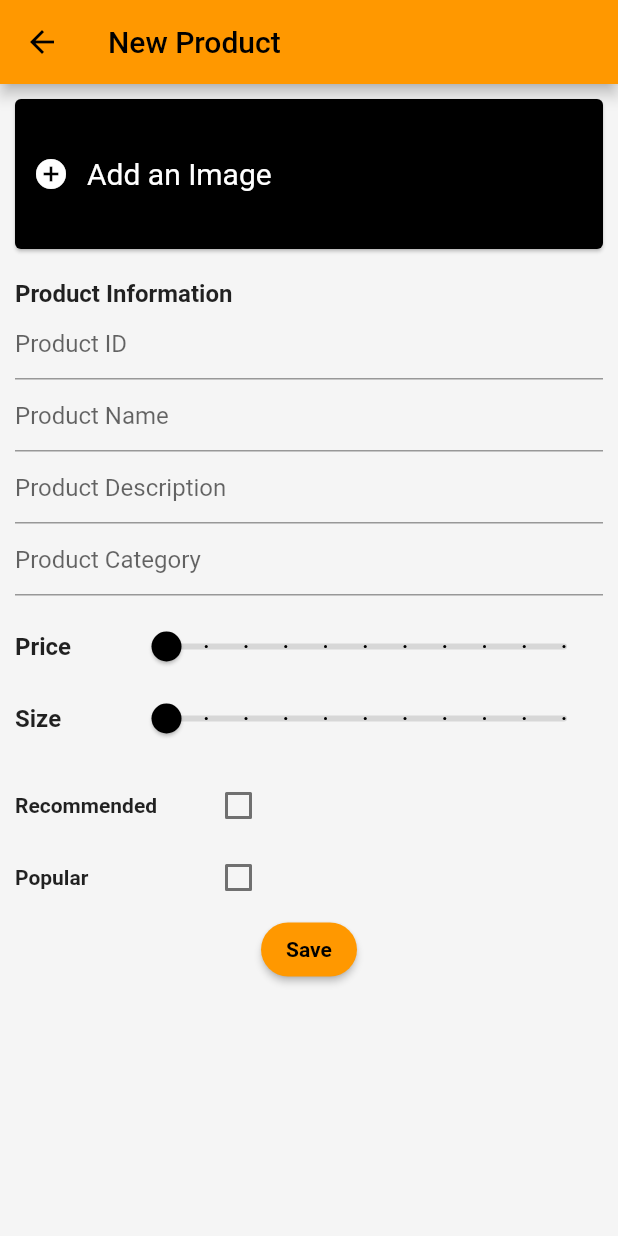
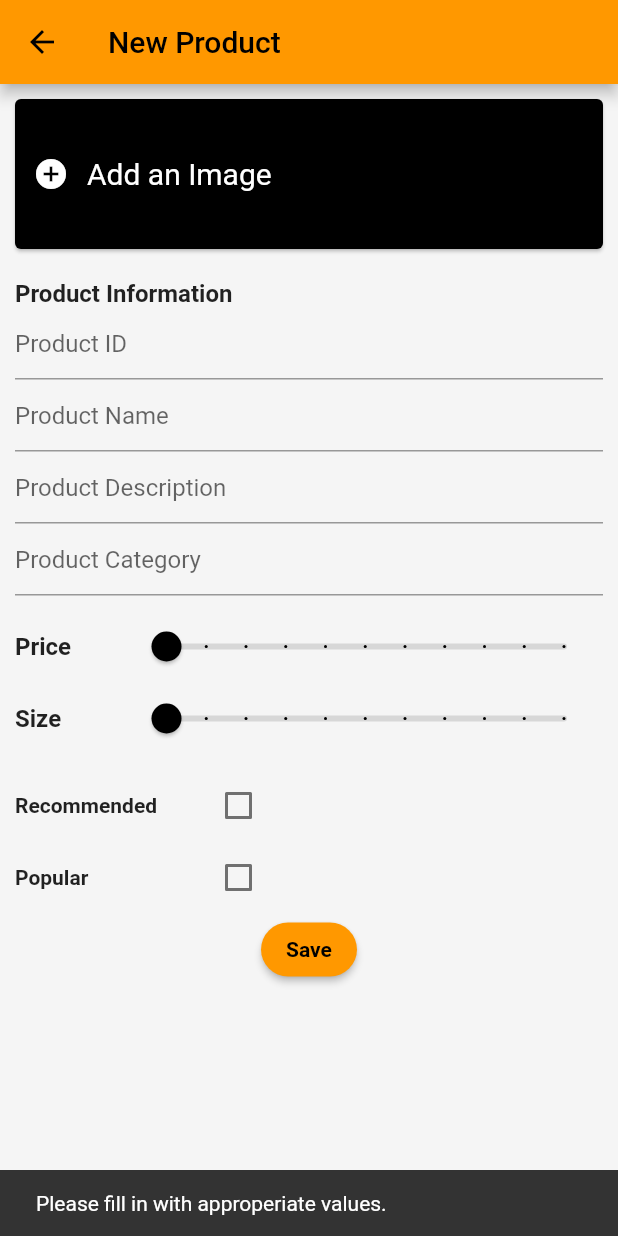
Before and after one commit to softtechforgeeks/Food-Bazaar-App, a Flutter app: the NewProductScreen screen opened by its route, after a tap on "Save", on a phone screen of 412 x 824 dp. Run offline on Flutter 3.47's test engine with Material 2 defaults, Android fonts, the phone set to English and light mode, and no system bars; our stand-ins replace cloud_firestore, equatable, firebase_auth, firebase_core, firebase_storage, flutter_svg and 6 more; missing offline and left inert: cloud_firestore_web, firebase_analytics_web, firebase_auth_web, firebase_core_web, firebase_storage_web, image_picker_for_web; accounts and stored records are empty; project files that could hold a hidden picture were left out.

Commit message:
Error Msg On Save Button

```diff
--- a/lib/generated_plugin_registrant.dart
+++ b/lib/generated_plugin_registrant.dart
@@ -4,6 +4,7 @@
 
 // ignore_for_file: directives_ordering
 // ignore_for_file: lines_longer_than_80_chars
+// ignore_for_file: depend_on_referenced_packages
 
 import 'package:cloud_firestore_web/cloud_firestore_web.dart';
 import 'package:firebase_analytics_web/firebase_analytics_web.dart';
--- a/lib/new_product_screen.dart
+++ b/lib/new_product_screen.dart
@@ -12,7 +12,7 @@ import 'models/model.dart';
 // ignore: must_be_immutable
 
 class NewProductScreen extends StatefulWidget {
-  NewProductScreen({Key? key}) : super(key: key);
+  const NewProductScreen({Key? key}) : super(key: key);
 
   @override
   State<NewProductScreen> createState() => _NewProductScreenState();
@@ -57,8 +57,6 @@ class _NewProductScreenState extends State<NewProductScreen> {
                                 content: Text('No Image was selected'),
                               ),
                             );
-                            Fluttertoast.showToast(
-                                msg: "No Image was selected");
                           }
 
                           if (_image != null) {
@@ -71,8 +69,12 @@ class _NewProductScreenState extends State<NewProductScreen> {
                                 'imageUrl', (_) => imageUrl,
                                 ifAbsent: () => imageUrl);
 
-                            Fluttertoast.showToast(
-                                msg: "Selected image added successfully");
+                            ScaffoldMessenger.of(context).showSnackBar(
+                              const SnackBar(
+                                content:
+                                    Text("Selected image added successfully"),
+                              ),
+                            );
                           }
                         },
                         icon: const Icon(Icons.add_circle, color: Colors.white),
@@ -123,6 +125,15 @@ class _NewProductScreenState extends State<NewProductScreen> {
               Center(
                 child: ElevatedButton(
                   onPressed: () {
+                    if (productController.newProduct.keys.isEmpty) {
+                      ScaffoldMessenger.of(context).showSnackBar(
+                        const SnackBar(
+                          content:
+                              Text("Please fill in with approperiate values."),
+                        ),
+                      );
+                      return;
+                    }
                     try {
                       database.addProduct(
                         Product(
@@ -140,13 +151,21 @@ class _NewProductScreenState extends State<NewProductScreen> {
                               productController.newProduct['quantity'].toInt(),
                         ),
                       );
-                      Fluttertoast.showToast(msg: "Meal created successfully.");
+                      ScaffoldMessenger.of(context).showSnackBar(
+                        const SnackBar(
+                          content: Text("Meal created successfully."),
+                        ),
+                      );
                       Navigator.of(context).pushAndRemoveUntil(
                           MaterialPageRoute(
                               builder: (context) => ProductsScreen()),
                           (Route<dynamic> route) => false);
                     } on Exception catch (e) {
-                      Fluttertoast.showToast(msg: e.toString());
+                      ScaffoldMessenger.of(context).showSnackBar(
+                        const SnackBar(
+                          content: Text("Exceptional error occured"),
+                        ),
+                      );
                       print(e);
                     }
                   },
```
Also changed, not shown: 1 other file.
